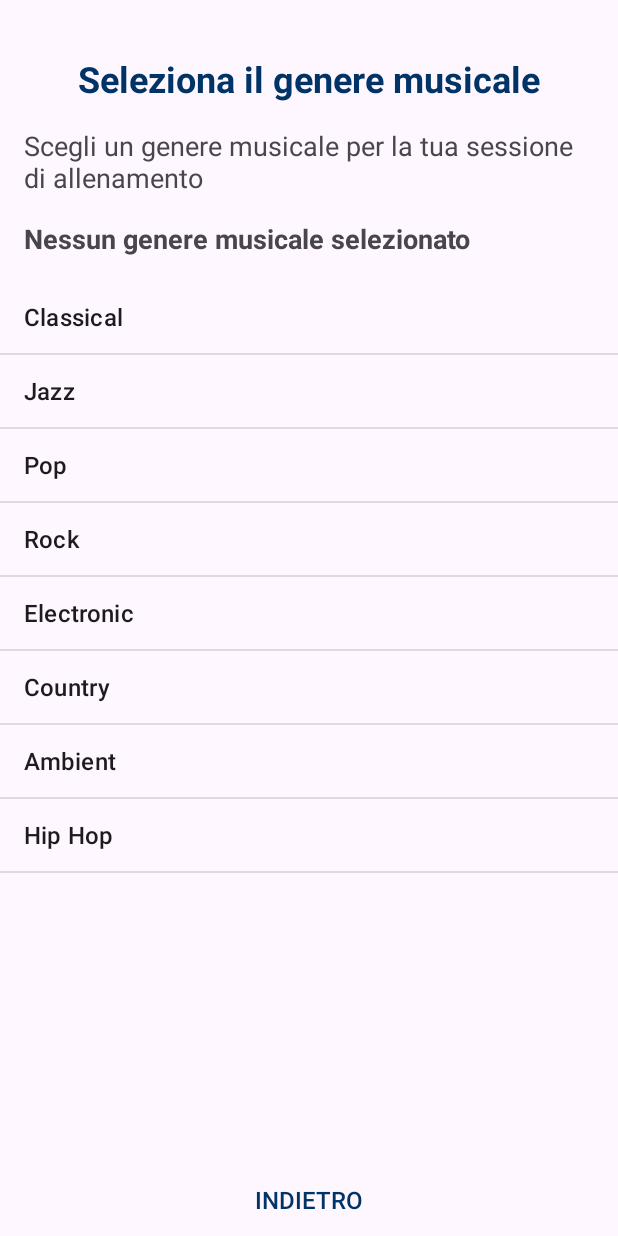
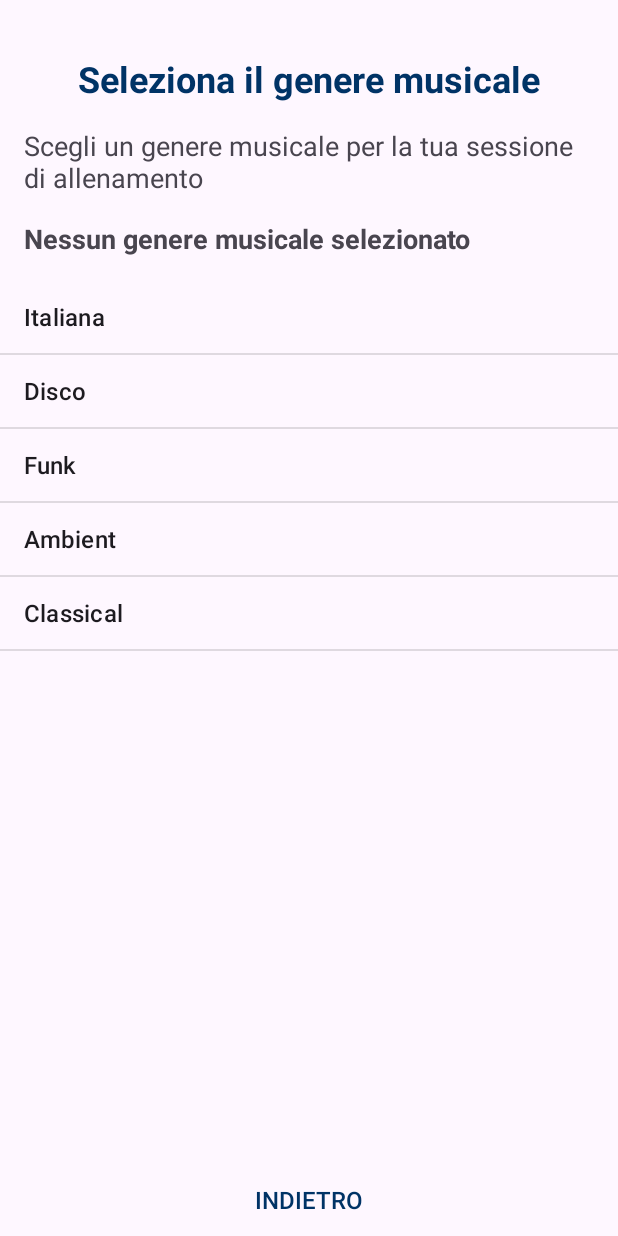
Before and after one commit to SinisJai/GaitTraining, an Android app: the MusicSelectionActivity screen opened directly, with no data from a screen before it, on a phone screen of 412 x 824 dp. Run offline under Robolectric (Android 15) with nearby library versions, the phone set to English and light mode, and no system bars.

Commit message:
music commit

```diff
--- a/app/src/main/java/com/example/msway/MusicSelectionActivity.java
+++ b/app/src/main/java/com/example/msway/MusicSelectionActivity.java
@@ -24,14 +24,11 @@ public class MusicSelectionActivity extends AppCompatActivity {
     private DataManager dataManager;
 
     private String[] musicGenres = {
-            "Classical",
-            "Jazz",
-            "Pop",
-            "Rock",
-            "Electronic",
-            "Country",
+            "Italiana",
+            "Disco",
+            "Funk",
             "Ambient",
-            "Hip Hop"
+            "Classical"
     };
 
     private String selectedGenre;
--- a/app/src/main/java/com/example/msway/TrainingActivity.java
+++ b/app/src/main/java/com/example/msway/TrainingActivity.java
@@ -194,7 +194,6 @@ public class TrainingActivity extends AppCompatActivity {
         sensorManager.startMeasuring(cadence -> runOnUiThread(() -> {
             currentCadence = cadence;
             tvCurrentCadence.setText(getString(R.string.current_cadence_value, currentCadence));
-            provideCadenceFeedback(); //vibrazione se la cadenza è errata
         }));
 
         startRhythmSounds();     // Avvia suoni ritmici
```
Also changed, not shown: app/src/main/java/com/example/msway/utils/AudioManager.java (+5 -8 lines).
